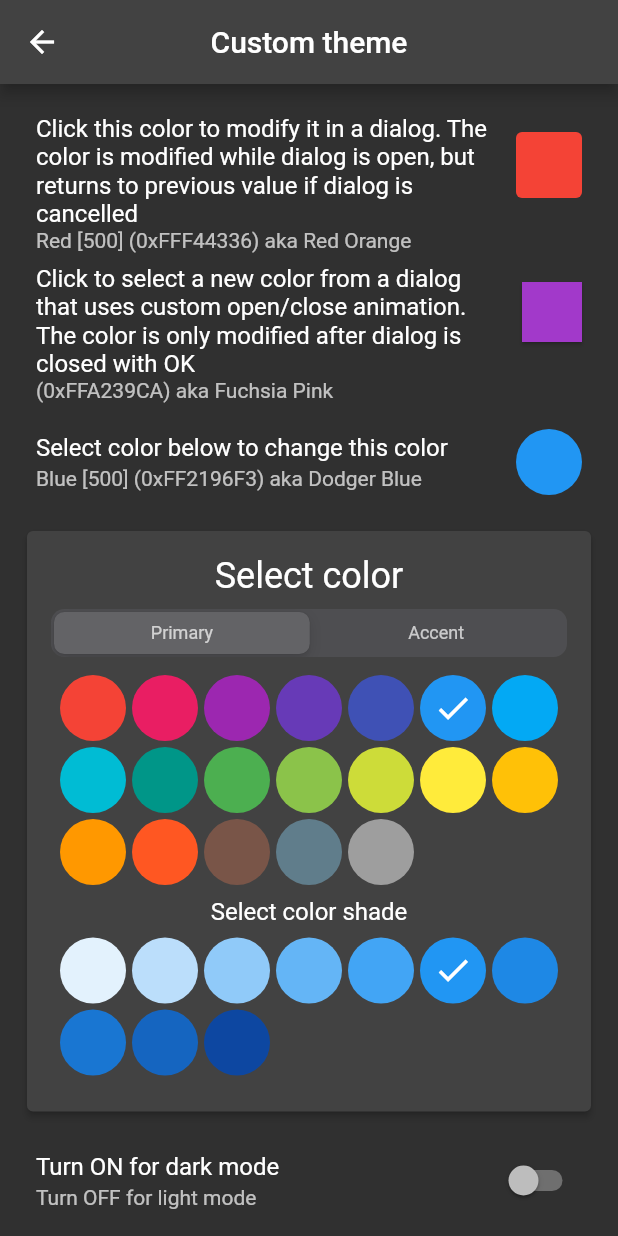
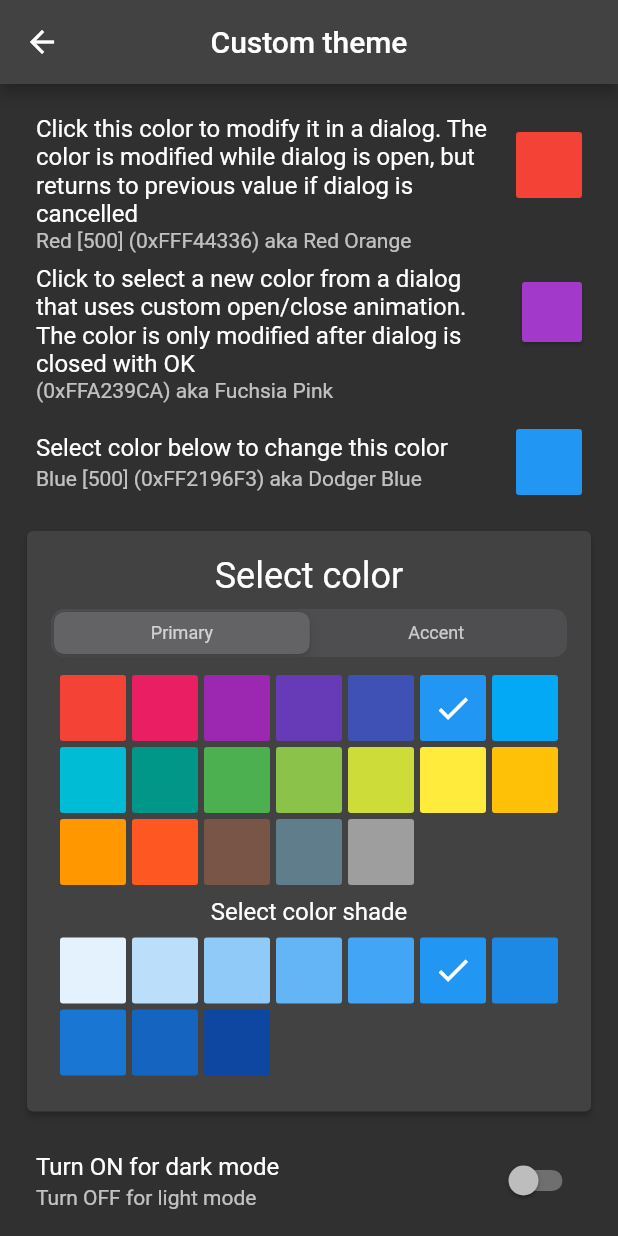
Before and after one commit to FlutterTeamOne/flutter_chat_app, a Flutter app: the SettingsPage screen opened by its route, after a tap on "Custom theme", on a phone screen of 412 x 824 dp. Run offline on Flutter 3.47's test engine with Material 2 defaults, Android fonts, the phone set to English and light mode, and no system bars; our stand-ins replace bloc, blur, connectivity_plus, equatable, flutter_bloc, get_it and 7 more; missing offline and left inert: custom_pop_up_menu, grpc, protobuf, window_size; accounts and stored records are empty; statements that could not run were skipped.

```diff
--- a/lib/ui/pages/custom_theme/color_picker_page.dart
+++ b/lib/ui/pages/custom_theme/color_picker_page.dart
@@ -257,7 +257,6 @@ class _ColorPickerPageState extends State<ColorPickerPage> {
                 mainAxisAlignment: MainAxisAlignment.center,
                 children: [
                   ElevatedButton(
-
                       onPressed: () {
                         context.read<ChangeThemeBloc>().add(
                             SetCustomThemesEvent(
--- a/lib/ui/pages/settings_page/settings_page.dart
+++ b/lib/ui/pages/settings_page/settings_page.dart
@@ -29,11 +29,11 @@ class SettingsPage extends StatelessWidget {
                   })),
         ),
         ElevatedButton(
-            style: ButtonStyle(
-                shape: MaterialStateProperty.all<RoundedRectangleBorder>(
-                    RoundedRectangleBorder(
-              borderRadius: BorderRadius.circular(20.0),
-            ))),
+            // style: ButtonStyle(
+            //     shape: MaterialStateProperty.all<RoundedRectangleBorder>(
+            //         RoundedRectangleBorder(
+            //   borderRadius: BorderRadius.circular(20.0),
+            // ))),
             onPressed: () {
               // context.read<ChangeThemeBloc>().add(SetThemeEvent(index: 6));
               Navigator.of(context).pushNamed('/color picker page');
--- a/lib/ui/widgets/asap_page/widgets/message_cards/app_card_widget.dart
+++ b/lib/ui/widgets/asap_page/widgets/message_cards/app_card_widget.dart
@@ -28,7 +28,7 @@ class AppCardWidget extends StatelessWidget {
       color: bColor,
       elevation: 2,
       shape: RoundedRectangleBorder(
-        borderRadius: BorderRadius.circular(10),
+        // borderRadius: BorderRadius.circular(10),
         side: BorderSide.none,
       ),
       margin: EdgeInsets.only(
--- a/lib/ui/widgets/custom_theme/color_indicator.dart
+++ b/lib/ui/widgets/custom_theme/color_indicator.dart
@@ -154,11 +154,11 @@ class _ColorIndicatorState extends State<ColorIndicator> {
       color: widget.color,
       elevation: widget.elevation,
       clipBehavior: Clip.antiAlias,
-      shape: RoundedRectangleBorder(
-          borderRadius: BorderRadius.circular(widget.borderRadius),
-          side: widget.hasBorder
-              ? BorderSide(color: borderColor)
-              : BorderSide.none),
+      // shape: RoundedRectangleBorder(
+      //     borderRadius: BorderRadius.circular(widget.borderRadius),
+      //     side: widget.hasBorder
+      //         ? BorderSide(color: borderColor)
+      //         : BorderSide.none),
       child: SizedBox(
         width: widget.width,
         height: widget.height,
--- a/lib/ui/widgets/settings_page/theme_settings_widget.dart
+++ b/lib/ui/widgets/settings_page/theme_settings_widget.dart
@@ -11,9 +11,9 @@ Widget CardWidget(BuildContext context, int index) {
     builder: (context, state) {
       return Card(
         color: state.cardColor[index],
-        shape: RoundedRectangleBorder(
-          borderRadius: BorderRadius.circular(20.0),
-        ),
+        // shape: RoundedRectangleBorder(
+        //   borderRadius: BorderRadius.circular(20.0),
+        // ),
         child: SizedBox(
           height: 40,
           width: 40,
```
Also changed, not shown: lib/main.dart (+8 -0 lines), lib/ui/auth/authorization_page.dart (+7 -7 lines), lib/ui/pages/asap_page/layouts/chat_list_layout.dart (+9 -9 lines), lib/ui/widgets/asap_page/widgets/message_cards/time_card.dart (+4 -4 lines), lib/ui/widgets/registration_page/widgets/new_user_widget.dart (+15 -15 lines).
